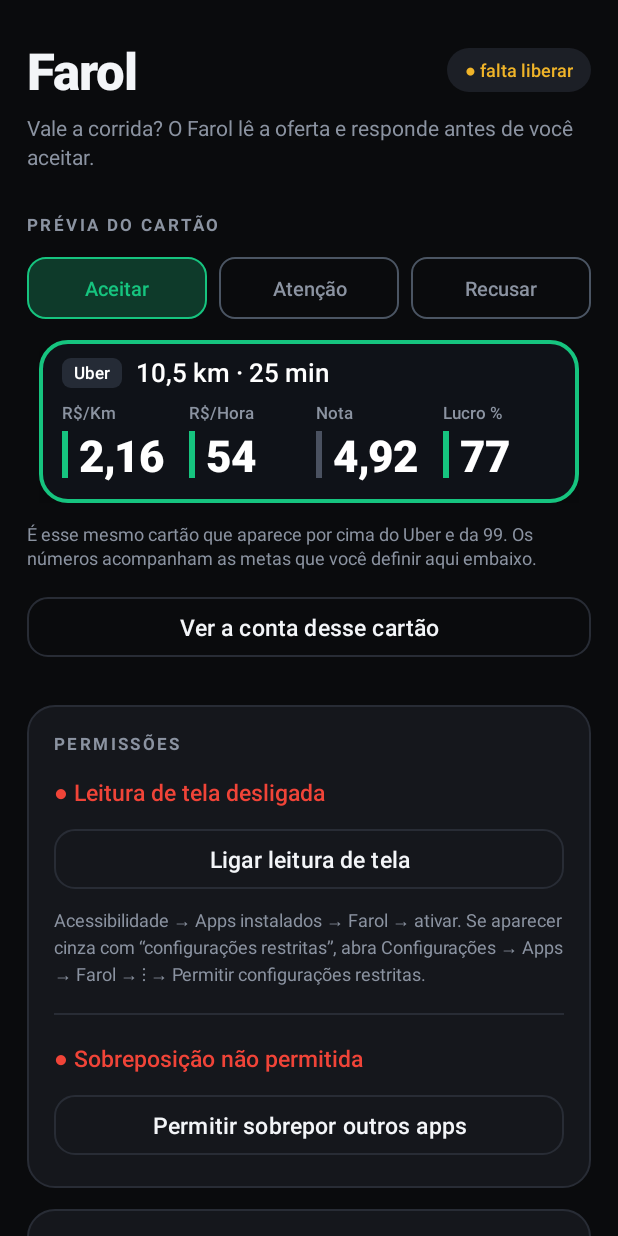
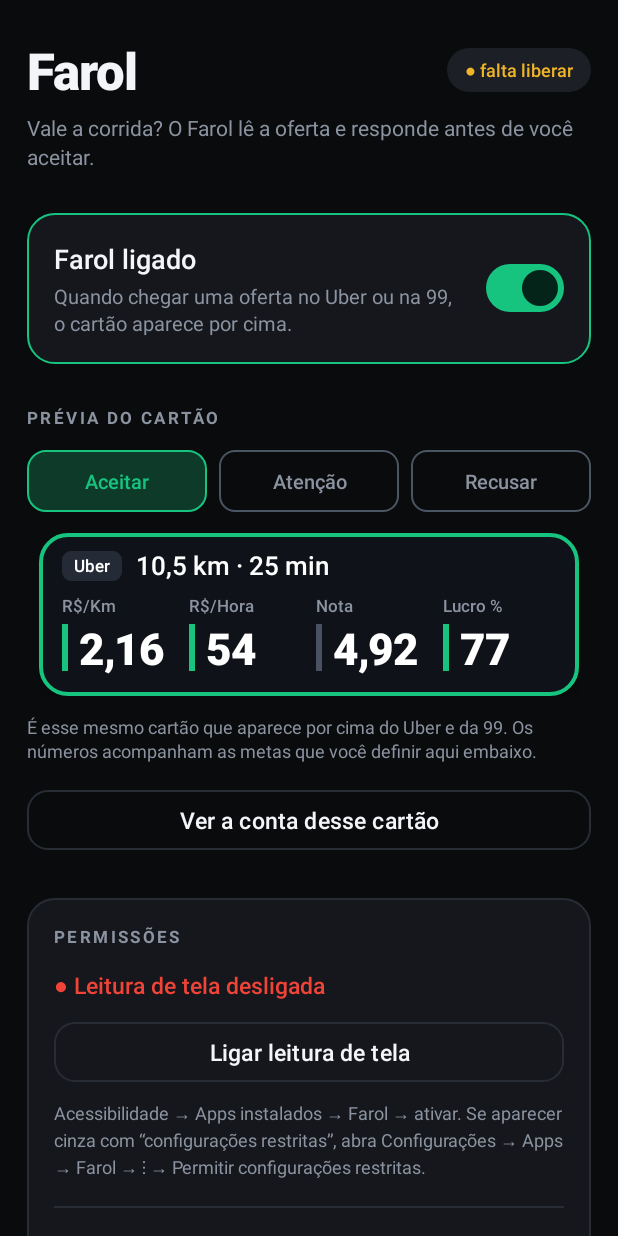
Before and after one commit to Mateusnunes1422/n8n-automation-portfolio, an Android app: the screen it shows after launch (MainActivity), on a phone screen of 412 x 824 dp. Run offline under Robolectric (Android 15) with nearby library versions, the phone set to English and light mode, and no system bars.

Commit message:
Adiciona liga/desliga do Farol, na tela e na aba de notificacoes
O campo enabled ja existia e o servico o respeitava, mas nada na interface o
alcancava: quem quisesse parar o Farol tinha que desligar a acessibilidade no
Android inteiro e depois refazer a liberacao para voltar.

- Interruptor principal no topo da tela, que grava na hora em vez de esperar
  o botao Salvar, e explica o efeito de cada estado. A borda do cartao segue
  o estado, e a pilula do cabecalho passa a distinguir desligado de falta de
  permissao.
- FarolTileService coloca o mesmo interruptor na aba de notificacoes, porque
  desligar o Farol e algo que se faz com o carro andando e abrir o app so
  para isso seria pior.
- Settings.setEnabled grava apenas essa chave, sem arrastar junto o que
  estiver nos campos da tela.
- O estado vai para o interruptor antes de o listener ser ligado, para o
  primeiro desenho nao gravar de volta o valor que acabou de ler.

Co-Authored-By: Claude Opus 5 <noreply@anthropic.com>
Claude-Session: https://claude.ai/code/session_01U9bJZiYL6cYBBfMdBnLeVY

```diff
--- a/farol-android/app/src/main/java/br/farol/corrida/MainActivity.kt
+++ b/farol-android/app/src/main/java/br/farol/corrida/MainActivity.kt
@@ -31,6 +31,10 @@ class MainActivity : AppCompatActivity() {
     private lateinit var statusOverlay: TextView
     private lateinit var previewCard: View
     private lateinit var headerPill: TextView
+    private lateinit var masterSwitch: MaterialSwitch
+    private lateinit var masterCard: View
+    private lateinit var masterTitle: TextView
+    private lateinit var masterSub: TextView
     private var previewLevel = Level.GREEN
 
     override fun onCreate(savedInstanceState: Bundle?) {
@@ -51,6 +55,20 @@ class MainActivity : AppCompatActivity() {
         statusAcc = findViewById(R.id.statusAcc)
         statusOverlay = findViewById(R.id.statusOverlay)
         headerPill = findViewById(R.id.headerPill)
+        masterSwitch = findViewById(R.id.masterSwitch)
+        masterCard = findViewById(R.id.masterCard)
+        masterTitle = findViewById(R.id.masterTitle)
+        masterSub = findViewById(R.id.masterSub)
+
+        // Estado antes do listener, para o primeiro desenho nao gravar de volta.
+        masterSwitch.isChecked = Settings.isEnabled(this)
+
+        // Liga/desliga grava na hora: nao faz sentido exigir "Salvar" para isso.
+        masterSwitch.setOnCheckedChangeListener { _, on ->
+            Settings.setEnabled(this, on)
+            refreshMaster()
+            refreshStatus()
+        }
 
         findViewById<Button>(R.id.btnAcc).setOnClickListener {
             startActivity(Intent(AndroidSettings.ACTION_ACCESSIBILITY_SETTINGS))
@@ -81,11 +99,29 @@ class MainActivity : AppCompatActivity() {
 
         loadIntoFields()
         refreshPreview()
+        refreshMaster()
     }
 
     override fun onResume() {
         super.onResume()
+        // Pode ter sido desligado pelo atalho da aba de notificacoes.
+        val ligado = Settings.isEnabled(this)
+        if (masterSwitch.isChecked != ligado) masterSwitch.isChecked = ligado
+        refreshMaster()
         refreshStatus()
+    }
+
+    /** Estado do interruptor principal: titulo, explicacao e borda do cartao. */
+    private fun refreshMaster() {
+        val on = Settings.isEnabled(this)
+        masterTitle.text = if (on) "Farol ligado" else "Farol desligado"
+        masterSub.text = if (on)
+            "Quando chegar uma oferta no Uber ou na 99, o cartão aparece por cima."
+        else
+            "Nenhum cartão vai aparecer. As suas metas continuam guardadas."
+        masterCard.setBackgroundResource(
+            if (on) R.drawable.bg_surface_on else R.drawable.bg_surface
+        )
     }
 
     private fun loadIntoFields() {
@@ -212,11 +248,15 @@ class MainActivity : AppCompatActivity() {
         statusLine(statusAcc, accOn, "Leitura de tela ligada", "Leitura de tela desligada")
         statusLine(statusOverlay, overlayOn, "Sobreposição permitida", "Sobreposição não permitida")
 
+        val ligado = Settings.isEnabled(this)
         val pronto = accOn && overlayOn
-        headerPill.text = if (pronto) "● no ar" else "● falta liberar"
-        headerPill.setTextColor(
-            ContextCompat.getColor(this, if (pronto) R.color.accent else R.color.lvl_yellow)
-        )
+        val (texto, cor) = when {
+            !ligado -> "● desligado" to R.color.ink_dim
+            pronto -> "● no ar" to R.color.accent
+            else -> "● falta liberar" to R.color.lvl_yellow
+        }
+        headerPill.text = texto
+        headerPill.setTextColor(ContextCompat.getColor(this, cor))
     }
 
     private fun statusLine(view: TextView, ok: Boolean, yes: String, no: String) {
--- a/farol-android/app/src/main/java/br/farol/corrida/Settings.kt
+++ b/farol-android/app/src/main/java/br/farol/corrida/Settings.kt
@@ -64,6 +64,16 @@ data class Settings(
             }.apply()
         }
 
+        /**
+         * Liga e desliga o Farol sem tocar nas outras configuracoes.
+         * O servico observa as preferencias, entao o efeito e imediato.
+         */
+        fun setEnabled(ctx: Context, value: Boolean) {
+            prefs(ctx).edit().putBoolean("enabled", value).apply()
+        }
+
+        fun isEnabled(ctx: Context): Boolean = prefs(ctx).getBoolean("enabled", true)
+
         /** Último texto lido da tela — usado pelo modo aprendizado. */
         fun saveLastCapture(ctx: Context, pkg: String, text: String) {
             prefs(ctx).edit()
--- /dev/null
+++ b/farol-android/app/src/main/res/drawable/bg_surface_on.xml
@@ -0,0 +1,6 @@
+<?xml version="1.0" encoding="utf-8"?>
+<shape xmlns:android="http://schemas.android.com/apk/res/android" android:shape="rectangle">
+    <solid android:color="@color/surface" />
+    <stroke android:width="1dp" android:color="@color/accent" />
+    <corners android:radius="18dp" />
+</shape>
--- a/farol-android/app/src/main/res/layout/activity_main.xml
+++ b/farol-android/app/src/main/res/layout/activity_main.xml
@@ -57,6 +57,47 @@
             android:textColor="@color/ink_dim"
             android:textSize="14sp"
             android:lineSpacingExtra="3dp" />
+
+        <!-- ===================== Liga / desliga ===================== -->
+        <LinearLayout
+            android:id="@+id/masterCard"
+            style="@style/FarolCard"
+            android:orientation="horizontal"
+            android:gravity="center_vertical"
+            android:layout_marginBottom="28dp">
+
+            <LinearLayout
+                android:layout_width="0dp"
+                android:layout_height="wrap_content"
+                android:layout_weight="1"
+                android:orientation="vertical">
+
+                <TextView
+                    android:id="@+id/masterTitle"
+                    android:layout_width="wrap_content"
+                    android:layout_height="wrap_content"
+                    android:text="Farol ligado"
+                    android:textColor="@color/ink"
+                    android:textSize="18sp"
+                    android:fontFamily="sans-serif-medium" />
+
+                <TextView
+                    android:id="@+id/masterSub"
+                    android:layout_width="match_parent"
+                    android:layout_height="wrap_content"
+                    android:layout_marginTop="3dp"
+                    android:layout_marginEnd="12dp"
+                    android:text="—"
+                    android:textColor="@color/ink_dim"
+                    android:textSize="13sp"
+                    android:lineSpacingExtra="2dp" />
+            </LinearLayout>
+
+            <com.google.android.material.materialswitch.MaterialSwitch
+                android:id="@+id/masterSwitch"
+                android:layout_width="wrap_content"
+                android:layout_height="wrap_content" />
+        </LinearLayout>
 
         <!-- ===================== Prévia do cartão ===================== -->
         <TextView style="@style/FarolSection" android:text="Prévia do cartão" />
```
Also changed, not shown: farol-android/app/src/main/AndroidManifest.xml (+12 -0 lines), farol-android/app/src/main/java/br/farol/corrida/FarolTileService.kt (added, +39 -0 lines), farol-android/app/src/main/res/drawable/ic_tile.xml (added, +9 -0 lines), 1 other file.
